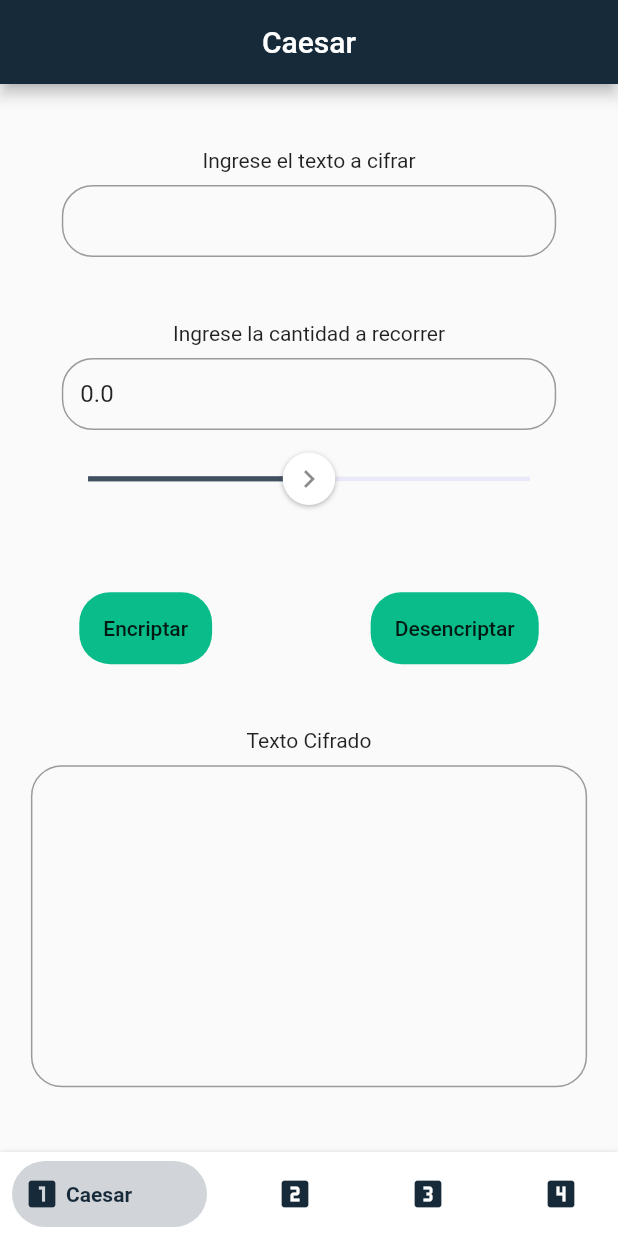
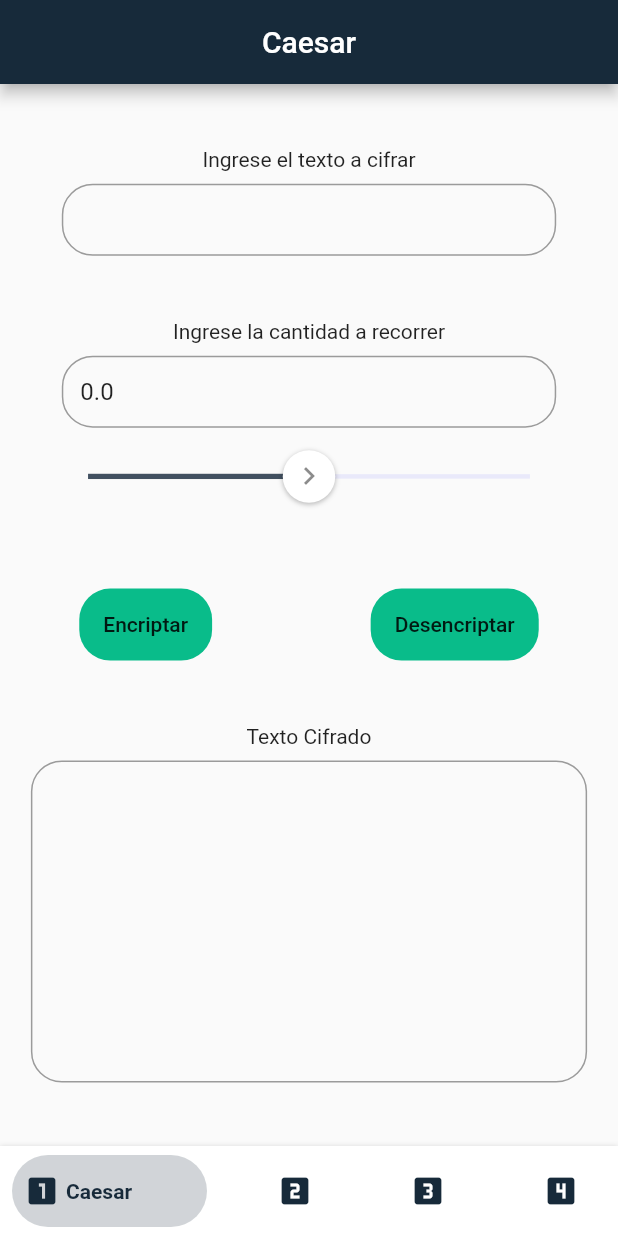
Before and after one commit to JuanJo53/Crypting-Security-Code, a Flutter app: the screen it shows after launch, on a phone screen of 412 x 824 dp. Run offline on Flutter 3.47's test engine with Material 2 defaults, Android fonts, the light colour scheme and no system bars; drawn by our look-alikes of bottom_navy_bar, flutter_xlider.

Commit message:
se arreglo el height para las pantallas de caesar y enigma

```diff
--- a/lib/Pages/Caesar_Page.dart
+++ b/lib/Pages/Caesar_Page.dart
@@ -25,11 +25,17 @@ class _Caesar_PageState extends State<Caesar_Page> {
     // TODO: implement initState
     super.initState();
   }
+  double heightAppbar;
   @override
   Widget build(BuildContext context) {
+
+    heightAppbar=Scaffold.of(context).appBarMaxHeight;
     size=MediaQuery.of(context).size;
     return Scaffold(
-        body: Column(
+        body: SingleChildScrollView(
+          child: SizedBox(
+            height: size.height-heightAppbar-60,
+            child: Column(
                 mainAxisAlignment: MainAxisAlignment.spaceEvenly,
                 children: [
                   Input("Ingrese el texto a cifrar",input,TextInputType.text,size.width*0.1),
@@ -46,6 +52,8 @@ class _Caesar_PageState extends State<Caesar_Page> {
                   InputArea("Texto Cifrado",output),
 
                 ],
+              ),
+          ),
         ),
     );
   }
--- a/lib/Pages/Enigma_Page.dart
+++ b/lib/Pages/Enigma_Page.dart
@@ -36,15 +36,16 @@ class _Enigma_PageState extends State<Enigma_Page> {
     ringPositions.text = "DEF" ;
     plugboard.text = "AT BS DE FM IR KN LZ OW PV XY";
   }
-  var heightAppbar = AppBar().preferredSize.height;
+  var heightAppbar ;
   @override
   Widget build(BuildContext context) {
+    heightAppbar=Scaffold.of(context).appBarMaxHeight;
     size=MediaQuery.of(context).size;
     return Scaffold(
 
         body: SingleChildScrollView(
           child: SizedBox(
-            height: size.height-heightAppbar-85,
+            height: size.height-heightAppbar-60,
             child: Column(
               mainAxisAlignment: MainAxisAlignment.spaceEvenly,
               children: [
--- a/lib/main.dart
+++ b/lib/main.dart
@@ -68,7 +68,9 @@ class _MyAppState extends State<MyAppS> {
             ],
           ),
         ),
-        bottomNavigationBar: BottomNavyBar(
+        bottomNavigationBar: SizedBox(
+          height: 60,
+          child: BottomNavyBar(
             selectedIndex: _currentIndex,
             onItemSelected: (index) {
               setState(() => _currentIndex = index);
@@ -98,6 +100,7 @@ class _MyAppState extends State<MyAppS> {
             ],
           ),
         ),
+      ),
     );
   }
 
--- a/pubspec.yaml
+++ b/pubspec.yaml
@@ -30,7 +30,6 @@ dependencies:
   cupertino_icons: ^1.0.0
   bottom_navy_bar: ^5.6.0
   flutter_xlider: ^3.4.0
-  dropdown_below: ^0.0.7
 
 dev_dependencies:
   flutter_test:
```
Lines whose indentation alone changed are shown as unchanged.
